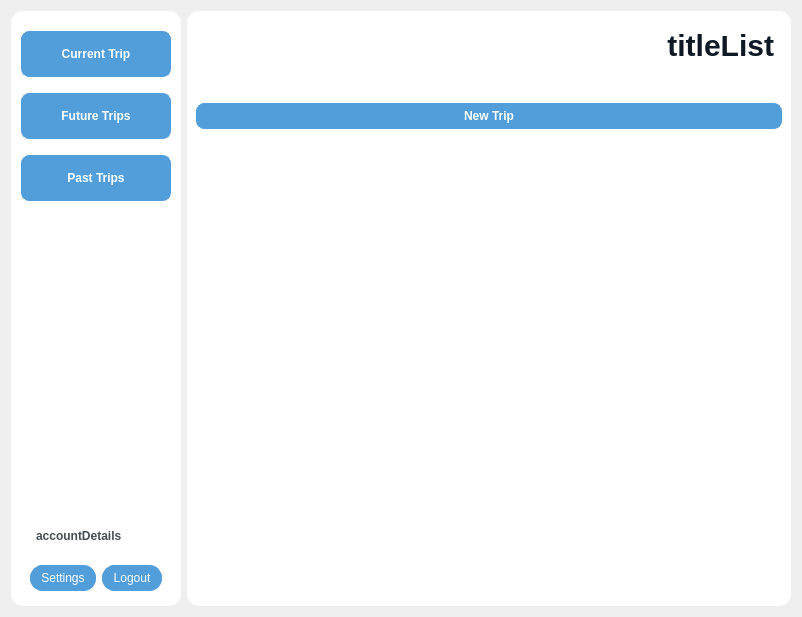
Before: the Qt Designer form mainForm.ui in PantilaK/Pigeon, drawn with Qt 5.
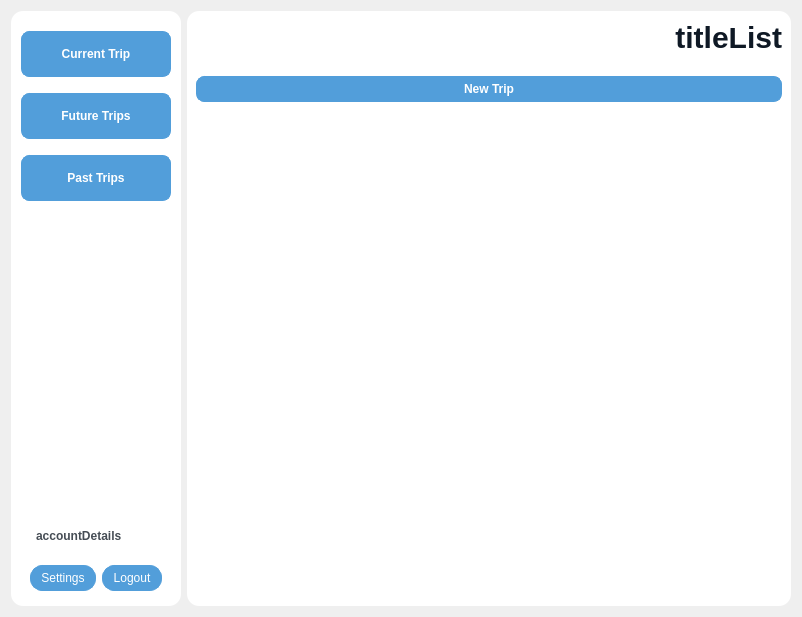
After: the same form once the commit is applied.

The edit to the form file:
```diff
--- a/mainForm.ui
+++ b/mainForm.ui
@@ -279,7 +279,6 @@
 QLabel#tripListHeading {
   color: #0f1925;
   font-size: 30px;
-  margin-bottom: 10px;
 }
 QLineEdit {
   color: #464d55;
@@ -394,7 +393,7 @@
            <x>0</x>
            <y>0</y>
            <width>572</width>
-           <height>441</height>
+           <height>467</height>
           </rect>
          </property>
          <property name="sizePolicy">
```
